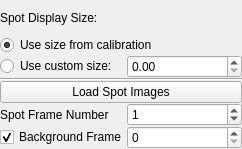
Qt form lib/util/Canvas/items/ScanCanvasItemTemplate.ui (acq4/acq4) before a commit.
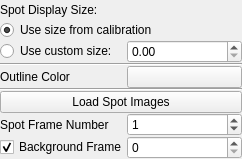
The same form after that commit. Custom widgets are drawn as their Qt base class.

```diff
--- a/lib/util/Canvas/items/ScanCanvasItemTemplate.ui
+++ b/lib/util/Canvas/items/ScanCanvasItemTemplate.ui
@@ -7,7 +7,7 @@
     <x>0</x>
     <y>0</y>
     <width>242</width>
-    <height>149</height>
+    <height>159</height>
    </rect>
   </property>
   <property name="windowTitle">
@@ -63,7 +63,7 @@
      </property>
     </widget>
    </item>
-   <item row="4" column="0" colspan="3">
+   <item row="6" column="0" colspan="3">
     <widget class="QPushButton" name="loadSpotImagesBtn">
      <property name="toolTip">
       <string>Generates a single frame which combines the photostimulation spot images from each scan point. </string>
@@ -73,21 +73,21 @@
      </property>
     </widget>
    </item>
-   <item row="5" column="0">
+   <item row="7" column="0">
     <widget class="QLabel" name="label">
      <property name="text">
       <string>Spot Frame Number</string>
      </property>
     </widget>
    </item>
-   <item row="5" column="1" colspan="2">
+   <item row="7" column="1" colspan="2">
     <widget class="QSpinBox" name="spotFrameSpin">
      <property name="value">
       <number>1</number>
      </property>
     </widget>
    </item>
-   <item row="6" column="0">
+   <item row="8" column="0">
     <widget class="QCheckBox" name="bgFrameCheck">
      <property name="text">
       <string>Background Frame</string>
@@ -97,16 +97,37 @@
      </property>
     </widget>
    </item>
-   <item row="6" column="1" colspan="2">
+   <item row="8" column="1" colspan="2">
     <widget class="QSpinBox" name="bgFrameSpin"/>
    </item>
-   <item row="3" column="0" colspan="3">
+   <item row="5" column="0" colspan="3">
     <widget class="Line" name="line">
      <property name="orientation">
       <enum>Qt::Horizontal</enum>
      </property>
     </widget>
    </item>
+   <item row="3" column="0" colspan="3">
+    <widget class="Line" name="line_2">
+     <property name="orientation">
+      <enum>Qt::Horizontal</enum>
+     </property>
+    </widget>
+   </item>
+   <item row="4" column="0">
+    <widget class="QLabel" name="label_2">
+     <property name="text">
+      <string>Outline Color</string>
+     </property>
+    </widget>
+   </item>
+   <item row="4" column="1" colspan="2">
+    <widget class="ColorButton" name="outlineColorBtn">
+     <property name="text">
+      <string/>
+     </property>
+    </widget>
+   </item>
   </layout>
  </widget>
  <customwidgets>
@@ -115,6 +136,11 @@
    <extends>QDoubleSpinBox</extends>
    <header>pyqtgraph</header>
   </customwidget>
+  <customwidget>
+   <class>ColorButton</class>
+   <extends>QPushButton</extends>
+   <header>pyqtgraph</header>
+  </customwidget>
  </customwidgets>
  <resources/>
  <connections/>
```
